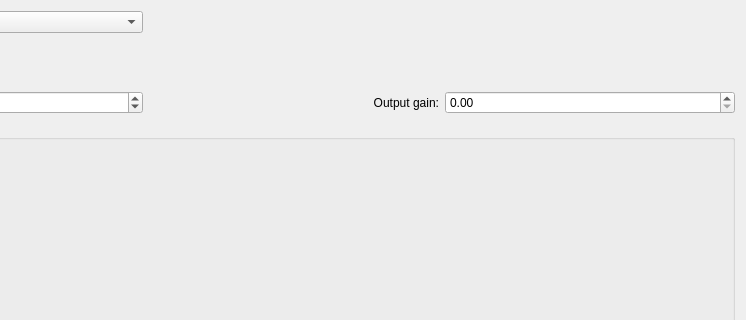
Old version of the form ui/ParameterModificationWindow.ui in the repository mym-br/gama_tts_editor; both pictures show x 454 to 1200 and y 0 to 320 of the 1200 by 900 pixel window.
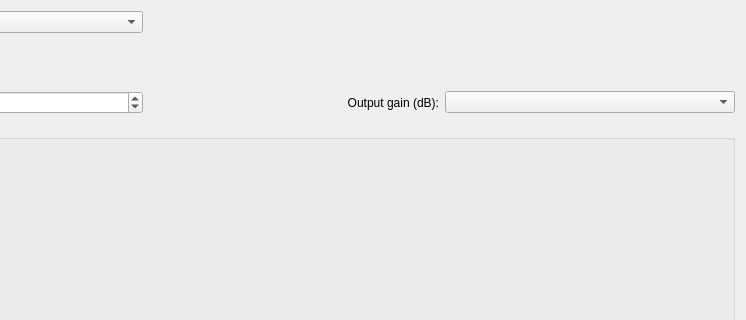
New version of the form. Custom widgets are drawn as their Qt base class.

Commit message: ParameterModification: Use combobox for the output gain.

```diff
--- a/ui/ParameterModificationWindow.ui
+++ b/ui/ParameterModificationWindow.ui
@@ -41,16 +41,6 @@
      </property>
     </widget>
    </item>
-   <item row="3" column="3">
-    <widget class="QDoubleSpinBox" name="outputGainSpinBox">
-     <property name="maximum">
-      <double>1.000000000000000</double>
-     </property>
-     <property name="singleStep">
-      <double>0.010000000000000</double>
-     </property>
-    </widget>
-   </item>
    <item row="8" column="3">
     <widget class="QPushButton" name="synthesizeToFileButton">
      <property name="text">
@@ -117,7 +107,7 @@
    <item row="3" column="2">
     <widget class="QLabel" name="label_5">
      <property name="text">
-      <string>Output gain:</string>
+      <string>Output gain (dB):</string>
      </property>
      <property name="alignment">
       <set>Qt::AlignRight|Qt::AlignTrailing|Qt::AlignVCenter</set>
@@ -173,6 +163,9 @@
      </property>
     </widget>
    </item>
+   <item row="3" column="3">
+    <widget class="QComboBox" name="outputGainComboBox"/>
+   </item>
   </layout>
  </widget>
  <customwidgets>
```
The commit also changes 2 other files.
